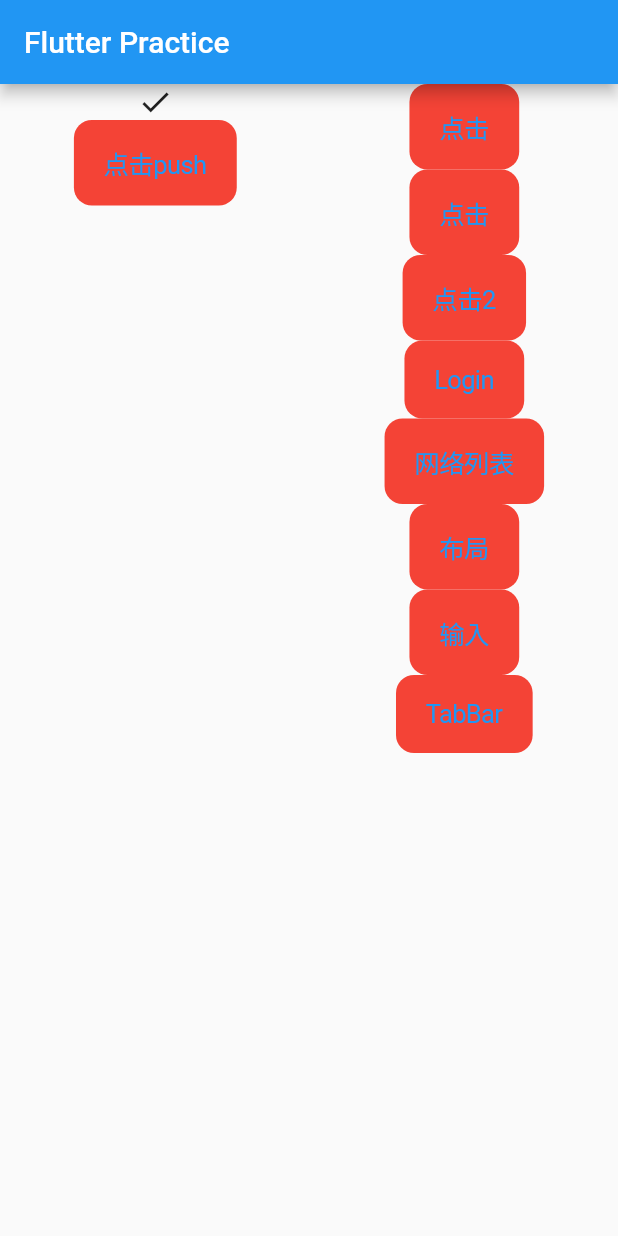
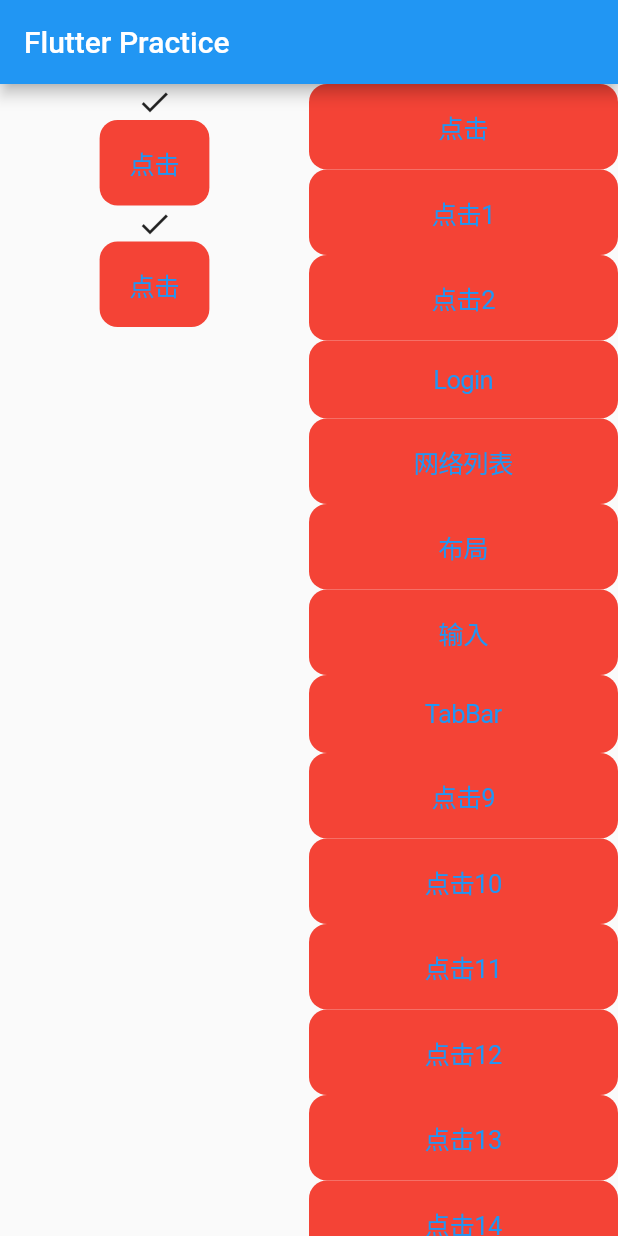
Before and after one commit to catcups/flutter_-practice, a Flutter app: the screen it shows after launch, on a phone screen of 412 x 824 dp. Run offline on Flutter 3.47's test engine with Material 2 defaults, Android fonts, the phone set to English and light mode, and no system bars; our stand-ins replace fluttertoast, oktoast.

Commit message:
up main list

```diff
--- a/lib/mainPage.dart
+++ b/lib/mainPage.dart
@@ -27,13 +27,15 @@ class FirstPage extends StatelessWidget {
   // 创建一个常量List， 不可以改变的List
   List constList = const['10', 7, 23];
    //  在数组中可以存放多个不同类型的对象
-  var list = ['push传值', '点击', '点击', '点击', '点击',
-              '点击', '点击', '点击', '点击', '点击',
-              '点击', '点击', '点击', '点击', '点击',
-              '点击', '点击', '点击', '点击', '点击'];
+  var list = ['push传值', '点击', '点击1', '点击2', 'Login',
+              '网络列表', '布局', '输入', 'TabBar', '点击9',
+              '点击10', '点击11', '点击12', '点击13', '点击14',
+              '点击15', '点击16', '点击17', '点击18', '点击2333'];
+  var widgets = [];
 
   @override
   Widget build(BuildContext context) {
+    widgets = buildMainTileList(context);
       return new Scaffold(
         appBar: AppBar(
           title: Text('Flutter Practice',),
@@ -42,10 +44,28 @@ class FirstPage extends StatelessWidget {
               crossAxisAlignment: CrossAxisAlignment.center,
               mainAxisAlignment: MainAxisAlignment.spaceAround,
               children: <Widget>[
-                Column(children: <Widget>[
+                // Column(children: <Widget>[
+                //   Icon(Icons.done),
+                //   new CupertinoButton(
+                //   child: Text('点击push'),
+                //   onPressed: () {
+                //     // Navigator.pushNamed(context, '/one');
+                //     Navigator.of(context).push(MaterialPageRoute(builder: (context){
+                //       return PagesOne(textData: '传值',);
+                //     })).then((value){print(value);});
+                //   },
+                //   color: Colors.red,
+                // ),
+                // ],),
+
+                Container(
+                  width:MediaQuery.of(context).size.width / 2,
+                  child:ListView.builder(
+                    itemBuilder: (context, index) {
+                    return Column(children: <Widget>[
                     Icon(Icons.done),
                     new CupertinoButton(
-                  child: Text('点击push'),
+                    child: Text('点击'),
                     onPressed: () {
                       // Navigator.pushNamed(context, '/one');
                       Navigator.of(context).push(MaterialPageRoute(builder: (context){
@@ -54,27 +74,45 @@ class FirstPage extends StatelessWidget {
                     },
                     color: Colors.red,
                   ),
-                ],),
-                // ListView.builder(
-                //   itemBuilder: (context, index) {
-                //   return Column(children: <Widget>[
-                //   Icon(Icons.done),
-                //   new CupertinoButton(
-                //   child: Text('点击'),
-                //   onPressed: () {
-                //     // Navigator.pushNamed(context, '/one');
-                //     Navigator.of(context).push(MaterialPageRoute(builder: (context){
-                //       return PagesOne(textData: '传值',);
-                //     })).then((value){print(value);});
-                //   },
-                //   color: Colors.red,
-                // ),
-                // ],);
-                // },itemCount: 2,),
-                Column(children: <Widget>[
+                  ],);
+                  },itemCount: 2,),
+                ),
+                // Column(
+                //       children: buildMainTileList(context),
+                //     )
+                Container(
+                  width:MediaQuery.of(context).size.width / 2,
+                  child:
+                  ListView.builder(
+                    itemBuilder: (context, index) {
+                    // return buildMainTileList(context)[index]; // 不适用 多次创建widget了
+                    return widgets[index];
+                  },itemCount: list.length-1,),
+                  )
+                ],
+          ),
+    );
+  }
+
+  List<Widget> buildMainTileList(BuildContext context) {
+    List<Widget> widgetList = new List();
+      for (int i = 1; i < list.length; i++) {
+        print('\n创建widget $i');
+        widgetList.add(
           new CupertinoButton(
-                  child: Text('点击'),
+          child: Text(list[i]),
           onPressed: () {
+            pushNext(context, i);
+          },
+          color: Colors.red,
+        ));
+      }
+    return widgetList;
+  }
+
+  pushNext(BuildContext context, int index) {
+    switch (index) {
+      case 1:
         Navigator.of(context).push(MaterialPageRoute(builder: (context){
                       return new MaterialApp(
                         title: '2333',
@@ -95,22 +133,14 @@ class FirstPage extends StatelessWidget {
                       backgroundColor: Color(0xFF9E9E9E),
                       textColor: Color(0xFFffffff));
                     });
-                  },
-                  color: Colors.red,
-                  ),
-                  new CupertinoButton(
-                    child: Text('点击'),
-                    onPressed: () {
+        break;
+      case 2:
         // Navigator.pushNamed(context, '/one');
         Navigator.of(context).push(MaterialPageRoute(builder: (context){
           return PagesTwo(textData: '233',);
         })).then((value){print(value);});
-                    },
-                    color: Colors.red,
-                  ),
-                  new CupertinoButton(
-                    child: Text('点击2'),
-                    onPressed: () {
+        break;
+      case 3:
         Navigator.of(context).push(MaterialPageRoute(builder: (context){
                         return new Scaffold(
                             appBar: new AppBar(title: new Text('23ssdw'),),
@@ -127,57 +157,69 @@ class FirstPage extends StatelessWidget {
                         backgroundColor: Color(0xFF9E9E9E),
                         textColor: Color(0xFFffffff));
                       });
-                    },
-                    color: Colors.red,
-                  ),
-                  new CupertinoButton(
-                    child: Text('Login'),
-                    onPressed: () {
+        break;
+      case 4:
         Navigator.of(context).push(MaterialPageRoute(builder: (context){
                         return MyAppF();
                       }));
-                    },
-                    color: Colors.red,
-                  ),
-                  new CupertinoButton(
-                    child: Text('网络列表'),
-                    onPressed: () {
+        break;
+      case 5:
         Navigator.of(context).push(MaterialPageRoute(builder: (context){
                         return NetPage();
                       }));
-                    },
-                    color: Colors.red,
-                  ),
-                  new CupertinoButton(
-                    child: Text('布局'),
-                    onPressed: () {
+        break;
+      case 6:
         Navigator.of(context).push(MaterialPageRoute(builder: (context){
                         return HomeFrament();
             }));
-                    },
-                    color: Colors.red,
-                  ),
-                  new CupertinoButton(
-                    child: Text('输入'),
-                    onPressed: () {
+        break;
+      case 7:
         Navigator.of(context).push(MaterialPageRoute(builder: (context){
               return EditTextWidget();
             }));
-                    },
-                    color: Colors.red,
-                  ),
-                  new CupertinoButton(
-                    child: Text('TabBar'),
-                    onPressed: () {
+        break;
+      case 8:
         Navigator.of(context).push(MaterialPageRoute(builder: (context){
               return MainTabBar();
             }));
-                    },
-                    color: Colors.red,
-                  ),
-                  ])
-                ],
-          ),
-    );
+        break;
+      case 9:
+        Navigator.of(context).push(MaterialPageRoute(builder: (context){
+              return EditTextWidget();
+            }));
+        break;
+      case 10:
+        Navigator.of(context).push(MaterialPageRoute(builder: (context){
+              return EditTextWidget();
+            }));
+        break;
+      case 11:
+        Navigator.of(context).push(MaterialPageRoute(builder: (context){
+              return EditTextWidget();
+            }));
+        break;
+      case 12:
+        Navigator.of(context).push(MaterialPageRoute(builder: (context){
+              return EditTextWidget();
+            }));
+        break;
+      case 13:
+        Navigator.of(context).push(MaterialPageRoute(builder: (context){
+              return EditTextWidget();
+            }));
+        break;
+      case 14:
+        Navigator.of(context).push(MaterialPageRoute(builder: (context){
+              return EditTextWidget();
+            }));
+        break;
+      case 15:
+        Navigator.of(context).push(MaterialPageRoute(builder: (context){
+              return EditTextWidget();
+            }));
+        break;
+      default:
     }
   }
+
+}
```
Lines whose indentation alone changed are shown as unchanged.
